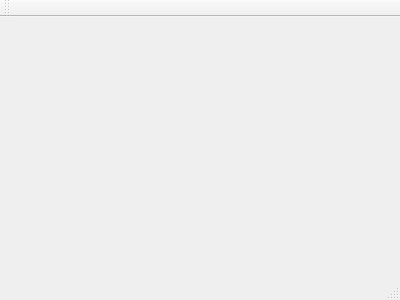
Before: the Qt Designer form todolist.ui in DanWilkes02/ToDoList, drawn with Qt 5.
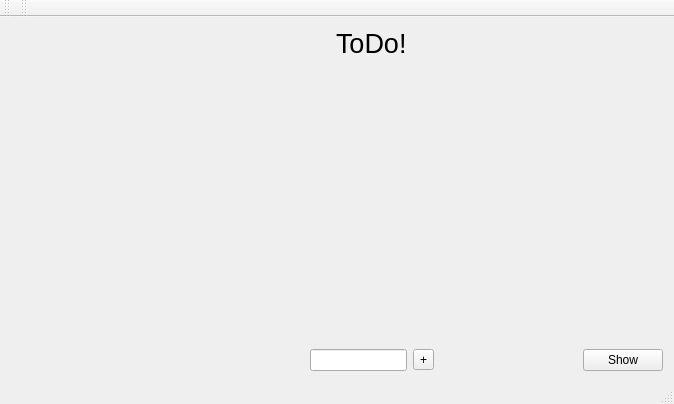
After: the same form once the commit is applied.

What changed in the file:
```diff
--- a/todolist.ui
+++ b/todolist.ui
@@ -1,24 +1,153 @@
 <ui version="4.0">
  <class>ToDoList</class>
- <widget class="QMainWindow" name="ToDoList" >
-  <property name="geometry" >
+ <widget class="QMainWindow" name="ToDoList">
+  <property name="geometry">
    <rect>
     <x>0</x>
     <y>0</y>
-    <width>400</width>
-    <height>300</height>
+    <width>674</width>
+    <height>404</height>
    </rect>
   </property>
-  <property name="windowTitle" >
+  <property name="sizePolicy">
+   <sizepolicy hsizetype="Expanding" vsizetype="Expanding">
+    <horstretch>0</horstretch>
+    <verstretch>0</verstretch>
+   </sizepolicy>
+  </property>
+  <property name="windowTitle">
    <string>ToDoList</string>
   </property>
-  <widget class="QMenuBar" name="menuBar" />
-  <widget class="QToolBar" name="mainToolBar" />
-  <widget class="QWidget" name="centralWidget" />
-  <widget class="QStatusBar" name="statusBar" />
+  <widget class="QWidget" name="centralWidget">
+   <layout class="QGridLayout" name="gridLayout">
+    <item row="0" column="0" colspan="2">
+     <spacer name="horizontalSpacer">
+      <property name="orientation">
+       <enum>Qt::Horizontal</enum>
+      </property>
+      <property name="sizeHint" stdset="0">
+       <size>
+        <width>311</width>
+        <height>20</height>
+       </size>
+      </property>
+     </spacer>
+    </item>
+    <item row="0" column="2">
+     <widget class="QLabel" name="label">
+      <property name="font">
+       <font>
+        <pointsize>20</pointsize>
+       </font>
+      </property>
+      <property name="text">
+       <string>ToDo!</string>
+      </property>
+     </widget>
+    </item>
+    <item row="0" column="3" colspan="3">
+     <spacer name="horizontalSpacer_2">
+      <property name="orientation">
+       <enum>Qt::Horizontal</enum>
+      </property>
+      <property name="sizeHint" stdset="0">
+       <size>
+        <width>260</width>
+        <height>20</height>
+       </size>
+      </property>
+     </spacer>
+    </item>
+    <item row="2" column="1" colspan="2">
+     <widget class="QLineEdit" name="lineEdit"/>
+    </item>
+    <item row="2" column="3">
+     <widget class="QToolButton" name="toolButton">
+      <property name="text">
+       <string>+</string>
+      </property>
+     </widget>
+    </item>
+    <item row="1" column="2">
+     <spacer name="verticalSpacer">
+      <property name="orientation">
+       <enum>Qt::Vertical</enum>
+      </property>
+      <property name="sizeHint" stdset="0">
+       <size>
+        <width>20</width>
+        <height>250</height>
+       </size>
+      </property>
+     </spacer>
+    </item>
+    <item row="2" column="0">
+     <spacer name="horizontalSpacer_3">
+      <property name="orientation">
+       <enum>Qt::Horizontal</enum>
+      </property>
+      <property name="sizeHint" stdset="0">
+       <size>
+        <width>263</width>
+        <height>20</height>
+       </size>
+      </property>
+     </spacer>
+    </item>
+    <item row="2" column="4">
+     <spacer name="horizontalSpacer_4">
+      <property name="orientation">
+       <enum>Qt::Horizontal</enum>
+      </property>
+      <property name="sizeHint" stdset="0">
+       <size>
+        <width>149</width>
+        <height>20</height>
+       </size>
+      </property>
+     </spacer>
+    </item>
+    <item row="2" column="5">
+     <widget class="QPushButton" name="showButton">
+      <property name="text">
+       <string>Show</string>
+      </property>
+     </widget>
+    </item>
+   </layout>
+  </widget>
+  <widget class="QMenuBar" name="menuBar">
+   <property name="geometry">
+    <rect>
+     <x>0</x>
+     <y>0</y>
+     <width>674</width>
+     <height>22</height>
+    </rect>
+   </property>
+  </widget>
+  <widget class="QToolBar" name="mainToolBar">
+   <attribute name="toolBarArea">
+    <enum>TopToolBarArea</enum>
+   </attribute>
+   <attribute name="toolBarBreak">
+    <bool>false</bool>
+   </attribute>
+  </widget>
+  <widget class="QToolBar" name="toolBar">
+   <property name="windowTitle">
+    <string>toolBar</string>
+   </property>
+   <attribute name="toolBarArea">
+    <enum>TopToolBarArea</enum>
+   </attribute>
+   <attribute name="toolBarBreak">
+    <bool>false</bool>
+   </attribute>
+  </widget>
+  <widget class="QStatusBar" name="statusBar"/>
  </widget>
- <layoutDefault spacing="6" margin="11" />
- <pixmapfunction></pixmapfunction>
+ <layoutdefault spacing="6" margin="11"/>
  <resources/>
  <connections/>
 </ui>
```
Left out of the diff: 1 changed line with no effect on the pictures.
